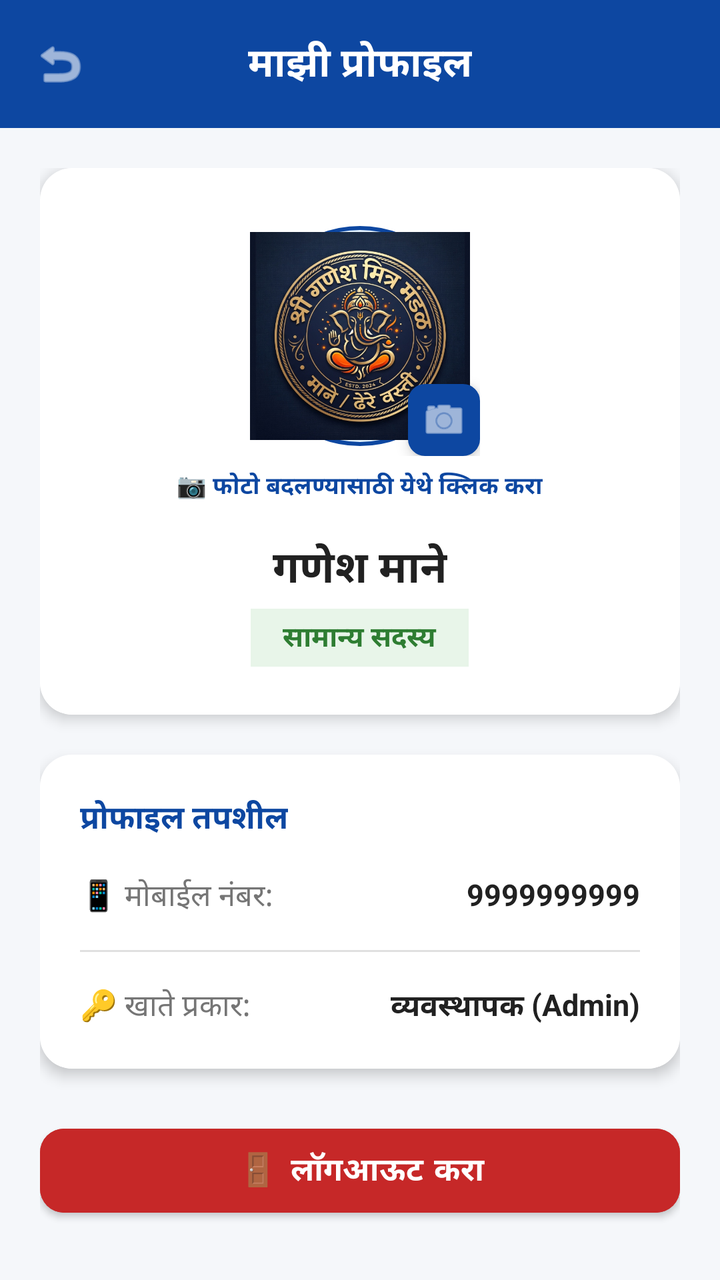
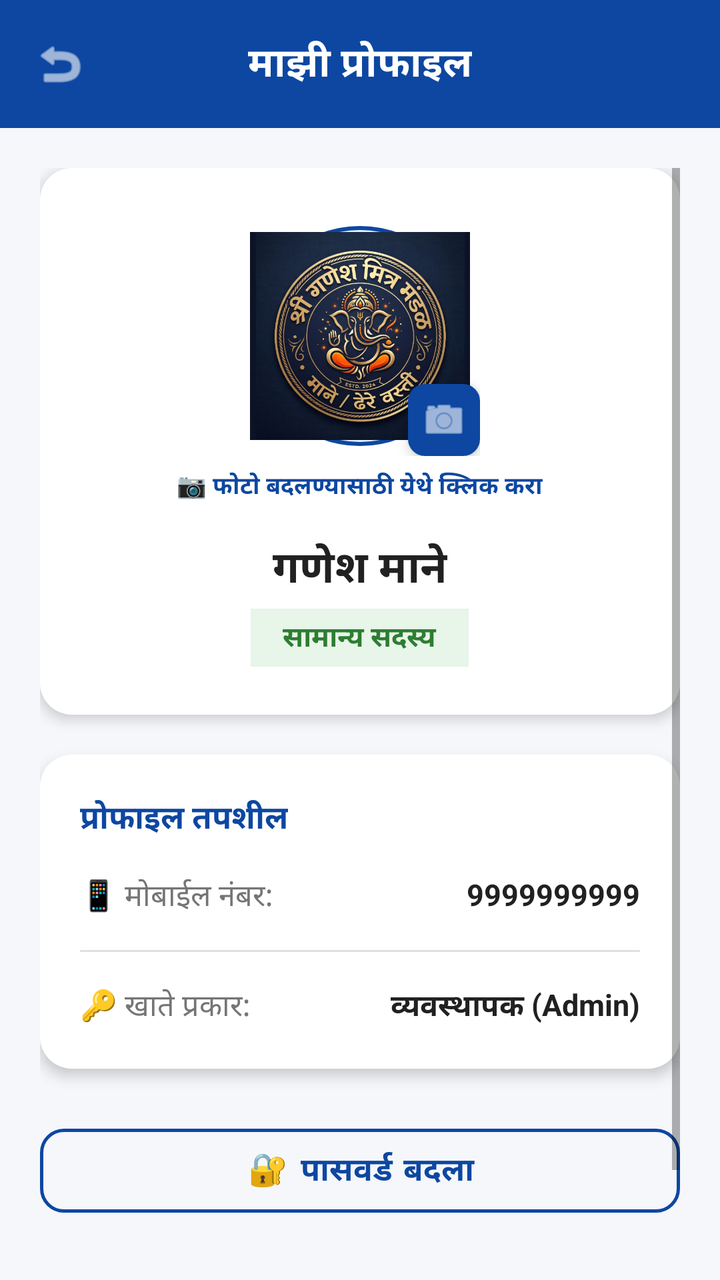

The first picture is an Android layout as it rendered before a commit; the second is the same layout after the commit. The layout source and the unified diff follow.
<!-- AndroidManifest.xml: application theme Theme.GaneshMitraMandal -->
<!-- res/layout/activity_profile.xml -->
<?xml version="1.0" encoding="utf-8"?>
<RelativeLayout xmlns:android="http://schemas.android.com/apk/res/android"
    xmlns:app="http://schemas.android.com/apk/res-auto"
    android:layout_width="match_parent"
    android:layout_height="match_parent"
    android:background="@color/bg_light">

    
    <RelativeLayout
        android:id="@+id/topBar"
        android:layout_width="match_parent"
        android:layout_height="64dp"
        android:background="@color/primary_blue"
        android:paddingHorizontal="16dp">

        <ImageView
            android:id="@+id/btnBack"
            android:layout_width="28dp"
            android:layout_height="28dp"
            android:layout_alignParentStart="true"
            android:layout_centerVertical="true"
            android:src="@android:drawable/ic_menu_revert"
            app:tint="@color/white" />

        <TextView
            android:layout_width="wrap_content"
            android:layout_height="wrap_content"
            android:layout_centerInParent="true"
            android:text="माझी प्रोफाइल"
            android:textColor="@color/white"
            android:textSize="20sp"
            android:textStyle="bold" />
    </RelativeLayout>

    <ScrollView
        android:layout_width="match_parent"
        android:layout_height="match_parent"
        android:layout_below="@id/topBar"
        android:padding="20dp">

        <LinearLayout
            android:layout_width="match_parent"
            android:layout_height="wrap_content"
            android:gravity="center_horizontal"
            android:orientation="vertical">

            
            <androidx.cardview.widget.CardView
                android:layout_width="match_parent"
                android:layout_height="wrap_content"
                android:layout_marginBottom="20dp"
                app:cardCornerRadius="16dp"
                app:cardElevation="4dp">

                <LinearLayout
                    android:layout_width="match_parent"
                    android:layout_height="wrap_content"
                    android:background="@color/white"
                    android:gravity="center"
                    android:orientation="vertical"
                    android:padding="24dp">

                    <RelativeLayout
                        android:layout_width="120dp"
                        android:layout_height="120dp">

                        <ImageView
                            android:id="@+id/ivProfilePhoto"
                            android:layout_width="110dp"
                            android:layout_height="110dp"
                            android:layout_centerInParent="true"
                            android:background="@drawable/circle_bg"
                            android:padding="3dp"
                            android:scaleType="centerCrop"
                            android:src="@drawable/app_logo" />

                        <ImageView
                            android:id="@+id/btnChangePhoto"
                            android:layout_width="36dp"
                            android:layout_height="36dp"
                            android:layout_alignParentEnd="true"
                            android:layout_alignParentBottom="true"
                            android:background="@drawable/badge_bg"
                            android:backgroundTint="@color/primary_blue"
                            android:elevation="4dp"
                            android:padding="6dp"
                            android:src="@android:drawable/ic_menu_camera"
                            app:tint="@color/white" />
                    </RelativeLayout>

                    <TextView
                        android:id="@+id/tvChangePhotoHint"
                        android:layout_width="wrap_content"
                        android:layout_height="wrap_content"
                        android:layout_marginTop="6dp"
                        android:text="📷 फोटो बदलण्यासाठी येथे क्लिक करा"
                        android:textColor="@color/primary_blue"
                        android:textSize="12sp"
                        android:textStyle="bold" />

                    <TextView
                        android:id="@+id/tvProfileName"
                        android:layout_width="wrap_content"
                        android:layout_height="wrap_content"
                        android:layout_marginTop="16dp"
                        android:text="गणेश माने"
                        android:textColor="@color/text_primary"
                        android:textSize="22sp"
                        android:textStyle="bold" />

                    <TextView
                        android:id="@+id/tvProfileRoleInMandal"
                        android:layout_width="wrap_content"
                        android:layout_height="wrap_content"
                        android:layout_marginTop="4dp"
                        android:background="#E8F5E9"
                        android:paddingHorizontal="16dp"
                        android:paddingVertical="4dp"
                        android:text="सामान्य सदस्य"
                        android:textColor="@color/jama_green"
                        android:textSize="14sp"
                        android:textStyle="bold" />

                </LinearLayout>
            </androidx.cardview.widget.CardView>

            
            <androidx.cardview.widget.CardView
                android:layout_width="match_parent"
                android:layout_height="wrap_content"
                android:layout_marginBottom="24dp"
                app:cardCornerRadius="16dp"
                app:cardElevation="4dp">

                <LinearLayout
                    android:layout_width="match_parent"
                    android:layout_height="wrap_content"
                    android:background="@color/white"
                    android:orientation="vertical"
                    android:padding="20dp">

                    <TextView
                        android:layout_width="wrap_content"
                        android:layout_height="wrap_content"
                        android:layout_marginBottom="16dp"
                        android:text="प्रोफाइल तपशील"
                        android:textColor="@color/primary_blue"
                        android:textSize="16sp"
                        android:textStyle="bold" />

                    
                    <LinearLayout
                        android:layout_width="match_parent"
                        android:layout_height="wrap_content"
                        android:layout_marginBottom="16dp"
                        android:orientation="horizontal">

                        <TextView
                            android:layout_width="wrap_content"
                            android:layout_height="wrap_content"
                            android:text="📱 मोबाईल नंबर:"
                            android:textColor="@color/text_secondary"
                            android:textSize="15sp" />

                        <TextView
                            android:id="@+id/tvProfilePhone"
                            android:layout_width="0dp"
                            android:layout_height="wrap_content"
                            android:layout_marginStart="8dp"
                            android:layout_weight="1"
                            android:gravity="end"
                            android:text="9999999999"
                            android:textColor="@color/text_primary"
                            android:textSize="15sp"
                            android:textStyle="bold" />
                    </LinearLayout>

                    <View
                        android:layout_width="match_parent"
                        android:layout_height="1dp"
                        android:layout_marginBottom="16dp"
                        android:background="@color/divider_color" />

                    
                    <LinearLayout
                        android:layout_width="match_parent"
                        android:layout_height="wrap_content"
                        android:orientation="horizontal">

                        <TextView
                            android:layout_width="wrap_content"
                            android:layout_height="wrap_content"
                            android:text="🔑 खाते प्रकार:"
                            android:textColor="@color/text_secondary"
                            android:textSize="15sp" />

                        <TextView
                            android:id="@+id/tvProfileRole"
                            android:layout_width="0dp"
                            android:layout_height="wrap_content"
                            android:layout_marginStart="8dp"
                            android:layout_weight="1"
                            android:gravity="end"
                            android:text="व्यवस्थापक (Admin)"
                            android:textColor="@color/text_primary"
                            android:textSize="15sp"
                            android:textStyle="bold" />
                    </LinearLayout>

                </LinearLayout>
            </androidx.cardview.widget.CardView>

            
            <com.google.android.material.button.MaterialButton
                android:id="@+id/btnLogout"
                android:layout_width="match_parent"
                android:layout_height="54dp"
                android:backgroundTint="@color/kharch_red"
                android:text="🚪 लॉगआऊट करा"
                android:textColor="@color/white"
                android:textSize="16sp"
                android:textStyle="bold"
                app:cornerRadius="12dp" />

        </LinearLayout>
    </ScrollView>

</RelativeLayout>
<!-- resources referenced by this layout -->
<resources>
  <color name="bg_light">#F5F7FA</color>
  <color name="divider_color">#E0E0E0</color>
  <color name="jama_green">#2E7D32</color>
  <color name="kharch_red">#C62828</color>
  <color name="primary_blue">#0D47A1</color>
  <color name="text_primary">#212121</color>
  <color name="text_secondary">#757575</color>
  <color name="white">#FFFFFF</color>
  <!-- drawable app_logo: png bitmap (drawable, 241755 bytes) -->
  <!-- drawable badge_bg (drawable) -->
  <?xml version="1.0" encoding="utf-8"?>
  <shape xmlns:android="http://schemas.android.com/apk/res/android"
      android:shape="rectangle">
      <solid android:color="#E3F2FD" />
      <corners android:radius="8dp" />
      <stroke
          android:width="1dp"
          android:color="#90CAF9" />
  </shape>
  <!-- drawable circle_bg (drawable) -->
  <?xml version="1.0" encoding="utf-8"?>
  <shape xmlns:android="http://schemas.android.com/apk/res/android"
      android:shape="oval">
      <solid android:color="#E3F2FD" />
      <stroke
          android:width="2dp"
          android:color="@color/primary_blue" />
  </shape>
  <style name="Theme.GaneshMitraMandal" parent="Theme.MaterialComponents.Light.NoActionBar">
          <item name="colorPrimary">@color/primary_blue</item>
          <item name="colorPrimaryDark">@color/primary_blue_dark</item>
          <item name="colorAccent">@color/accent_orange</item>
          <item name="android:windowBackground">@color/bg_light</item>
          <item name="android:statusBarColor">@color/primary_blue_dark</item>
      </style>
  <color name="primary_blue_dark">#082F6B</color>
  <color name="accent_orange">#FF6D00</color>
</resources>

<!-- the commit's change to res/layout/activity_profile.xml (unified diff, before → after) -->
@@ -212,6 +212,21 @@
 
             
             <com.google.android.material.button.MaterialButton
+                android:id="@+id/btnChangePassword"
+                style="@style/Widget.MaterialComponents.Button.OutlinedButton"
+                android:layout_width="match_parent"
+                android:layout_height="54dp"
+                android:layout_marginBottom="14dp"
+                android:text="🔐 पासवर्ड बदला"
+                android:textColor="@color/primary_blue"
+                android:textSize="16sp"
+                android:textStyle="bold"
+                app:cornerRadius="12dp"
+                app:strokeColor="@color/primary_blue"
+                app:strokeWidth="1.5dp" />
+
+            
+            <com.google.android.material.button.MaterialButton
                 android:id="@+id/btnLogout"
                 android:layout_width="match_parent"
                 android:layout_height="54dp"
